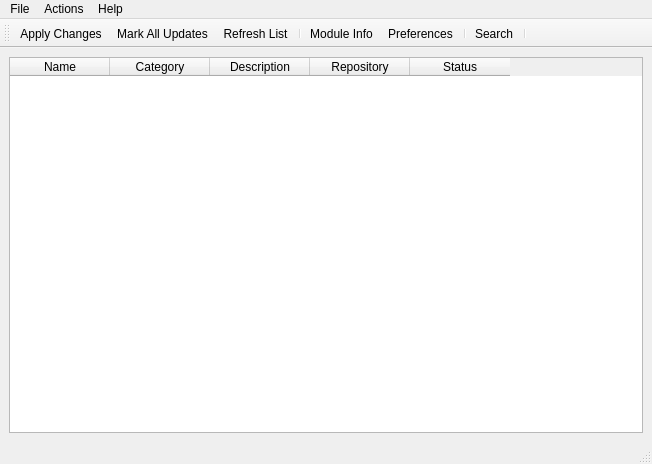
The window that designer/gui_pybombs.ui (NinjaComics/pybombs-qtgui) describes before a commit, drawn with Qt 5.
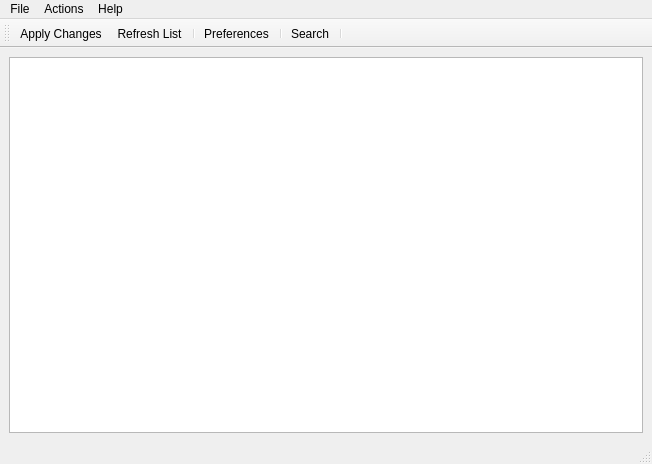
The same window after the commit. Icons and pictures are not drawn.

```diff
--- a/designer/gui_pybombs.ui
+++ b/designer/gui_pybombs.ui
@@ -22,69 +22,7 @@
   <widget class="QWidget" name="centralwidget">
    <layout class="QVBoxLayout" name="verticalLayout">
     <item>
-     <widget class="QTableWidget" name="tableWidget">
-      <property name="enabled">
-       <bool>true</bool>
-      </property>
-      <property name="sizePolicy">
-       <sizepolicy hsizetype="Expanding" vsizetype="Expanding">
-        <horstretch>0</horstretch>
-        <verstretch>100</verstretch>
-       </sizepolicy>
-      </property>
-      <property name="minimumSize">
-       <size>
-        <width>634</width>
-        <height>353</height>
-       </size>
-      </property>
-      <property name="baseSize">
-       <size>
-        <width>640</width>
-        <height>480</height>
-       </size>
-      </property>
-      <property name="gridStyle">
-       <enum>Qt::NoPen</enum>
-      </property>
-      <attribute name="horizontalHeaderCascadingSectionResizes">
-       <bool>true</bool>
-      </attribute>
-      <attribute name="horizontalHeaderHighlightSections">
-       <bool>true</bool>
-      </attribute>
-      <attribute name="verticalHeaderVisible">
-       <bool>false</bool>
-      </attribute>
-      <attribute name="verticalHeaderDefaultSectionSize">
-       <number>40</number>
-      </attribute>
-      <column>
-       <property name="text">
-        <string>Name</string>
-       </property>
-      </column>
-      <column>
-       <property name="text">
-        <string>Category</string>
-       </property>
-      </column>
-      <column>
-       <property name="text">
-        <string>Description</string>
-       </property>
-      </column>
-      <column>
-       <property name="text">
-        <string>Repository</string>
-       </property>
-      </column>
-      <column>
-       <property name="text">
-        <string>Status</string>
-       </property>
-      </column>
-     </widget>
+     <widget class="QTableView" name="tableView"/>
     </item>
    </layout>
   </widget>
@@ -152,10 +90,8 @@
     <bool>false</bool>
    </attribute>
    <addaction name="action_Apply"/>
-   <addaction name="action_Mark_All_Updates"/>
    <addaction name="action_Refresh"/>
    <addaction name="separator"/>
-   <addaction name="action_Properties"/>
    <addaction name="action_Preferences"/>
    <addaction name="separator"/>
    <addaction name="action_Search"/>
@@ -186,18 +122,6 @@
     <bool>false</bool>
    </property>
   </action>
-  <action name="action_Mark_All_Updates">
-   <property name="icon">
-    <iconset resource="../myicons.qrc">
-     <normaloff>:/noprefix/images/mark.png</normaloff>:/noprefix/images/mark.png</iconset>
-   </property>
-   <property name="text">
-    <string>&amp;Mark All Updates</string>
-   </property>
-   <property name="iconVisibleInMenu">
-    <bool>false</bool>
-   </property>
-  </action>
   <action name="action_Refresh">
    <property name="icon">
     <iconset resource="../myicons.qrc">
@@ -210,18 +134,6 @@
     <bool>false</bool>
    </property>
   </action>
-  <action name="action_Properties">
-   <property name="icon">
-    <iconset resource="../myicons.qrc">
-     <normaloff>:/noprefix/images/dev.png</normaloff>:/noprefix/images/dev.png</iconset>
-   </property>
-   <property name="text">
-    <string>&amp;Module Info</string>
-   </property>
-   <property name="iconVisibleInMenu">
-    <bool>false</bool>
-   </property>
-  </action>
   <action name="action_Search">
    <property name="icon">
     <iconset resource="../myicons.qrc">
```
Left out of the diff: 18 changed lines with no effect on the pictures.
